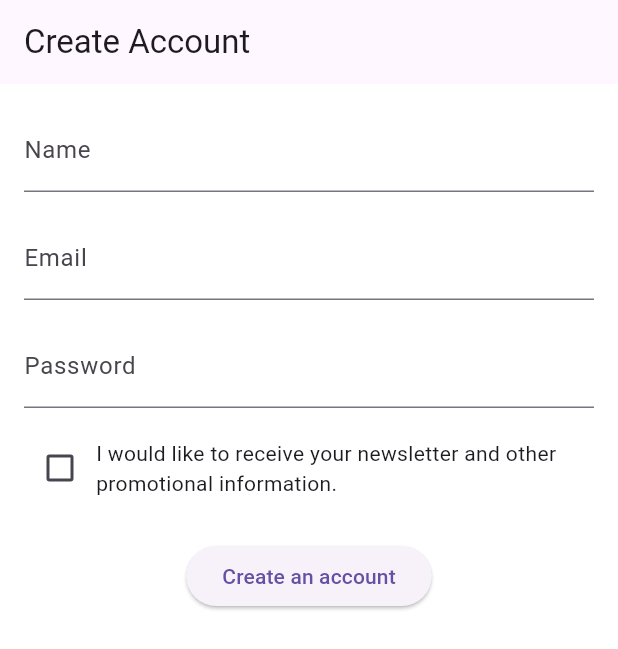
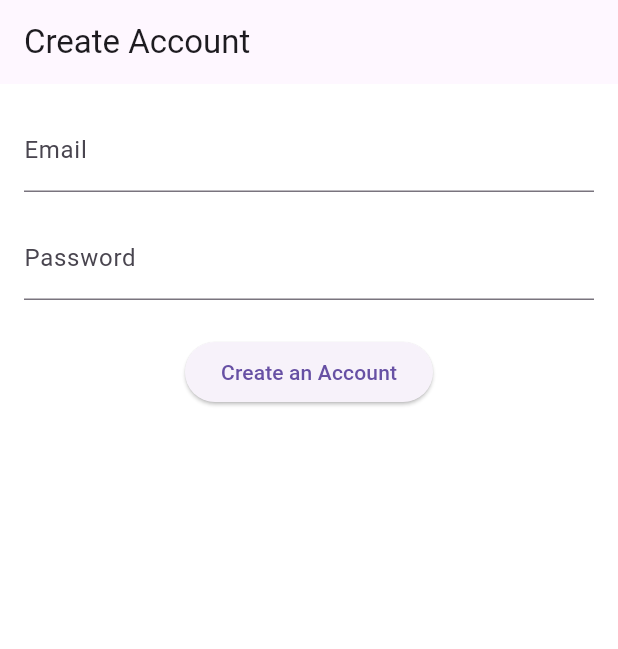
Before and after one commit to emnakhlif/safe_ride, a Flutter app: the screen it shows after launch, on a phone screen of 412 x 824 dp. Shown: the top 649 px of the screen. Run offline on Flutter 3.47's test engine with Material 3 defaults, Android fonts, the phone set to English and light mode, and no system bars; our stand-ins replace firebase_auth, firebase_core, firebase_database; accounts and stored records are empty.

Commit message:
Update create_account_screen.dart

```diff
--- a/lib/screens/create_account_screen.dart
+++ b/lib/screens/create_account_screen.dart
@@ -1,7 +1,7 @@
 import 'package:firebase_auth/firebase_auth.dart';
 import 'package:firebase_database/firebase_database.dart';
 import 'package:flutter/material.dart';
-import 'personal_informations_screen.dart'; // Your next screen
+import 'personal_informations_screen.dart';
 
 class CreateAccountScreen extends StatefulWidget {
   @override
@@ -9,109 +9,56 @@ class CreateAccountScreen extends StatefulWidget {
 }
 
 class _CreateAccountScreenState extends State<CreateAccountScreen> {
-  final _formKey = GlobalKey<FormState>();
-  String _name = '';
-  String _email = '';
-  String _password = '';
-  bool _newsletter = false;
+  final _emailController = TextEditingController();
+  final _passwordController = TextEditingController();
 
-  // Firebase instances for Auth and Database
+  // Firebase Authentication
   final FirebaseAuth _auth = FirebaseAuth.instance;
-  final DatabaseReference _dbRef = FirebaseDatabase.instance.ref('users');
 
-  // Handle account creation and data saving
   Future<void> _createAccount() async {
-    if (_formKey.currentState!.validate()) {
     try {
-        // Create user using Firebase Authentication
+      // Create user with Firebase Authentication
       UserCredential userCredential = await _auth.createUserWithEmailAndPassword(
-          email: _email,
-          password: _password,
+        email: _emailController.text,
+        password: _passwordController.text,
       );
 
-        // Store additional user information in Firebase Realtime Database
-        await _dbRef.child(userCredential.user!.uid).set({
-          'name': _name,
-          'email': _email,
-          'newsletter': _newsletter,
-        });
-
-        // Navigate to the Personal Information screen after account creation
-        Navigator.push(
+      // Navigate to Personal Informations Screen after creating the account
+      Navigator.pushReplacement(
         context,
-          MaterialPageRoute(builder: (context) => PersonalInformationsScreen()),
+        MaterialPageRoute(builder: (context) => PersonalInformationsScreen(user: userCredential.user!)),
       );
     } catch (e) {
       ScaffoldMessenger.of(context).showSnackBar(
-          SnackBar(content: Text('Error: ${e.toString()}')),
+        SnackBar(content: Text('Failed to create account: ${e.toString()}')),
       );
-      }
     }
   }
 
   @override
   Widget build(BuildContext context) {
     return Scaffold(
-      appBar: AppBar(title: const Text("Create Account")),
+      appBar: AppBar(title: const Text('Create Account')),
       body: Padding(
         padding: const EdgeInsets.all(16.0),
-        child: Form(
-          key: _formKey,
         child: Column(
           children: [
             TextFormField(
-                decoration: const InputDecoration(labelText: 'Name'),
-                onSaved: (value) => _name = value!,
-                validator: (value) => value!.isEmpty ? 'Please enter your name' : null,
+              controller: _emailController,
+              decoration: const InputDecoration(labelText: 'Email'),
             ),
             const SizedBox(height: 16.0),
             TextFormField(
-                decoration: const InputDecoration(labelText: 'Email'),
-                keyboardType: TextInputType.emailAddress,
-                onSaved: (value) => _email = value!,
-                validator: (value) {
-                  if (value!.isEmpty) {
-                    return 'Please enter an email';
-                  }
-                  if (!RegExp(r'^[a-zA-Z0-9._%+-]+@[a-zA-Z0-9.-]+\.[a-zA-Z]{2,}$').hasMatch(value)) {
-                    return 'Please enter a valid email';
-                  }
-                  return null;
-                },
-              ),
-              const SizedBox(height: 16.0),
-              TextFormField(
+              controller: _passwordController,
               decoration: const InputDecoration(labelText: 'Password'),
               obscureText: true,
-                onSaved: (value) => _password = value!,
-                validator: (value) => value!.isEmpty ? 'Please enter a password' : null,
             ),
-              const SizedBox(height: 16.0),
-              // Newsletter Checkbox
-              Row(
-                children: [
-                  Checkbox(
-                    value: _newsletter,
-                    onChanged: (bool? value) {
-                      setState(() {
-                        _newsletter = value!;
-                      });
-                    },
-                  ),
-                  const Expanded(
-                    child: Text(
-                        'I would like to receive your newsletter and other promotional information.'),
+            const SizedBox(height: 24.0),
+            ElevatedButton(
+              onPressed: _createAccount,
+              child: const Text('Create an Account'),
             ),
           ],
-              ),
-              const SizedBox(height: 24.0),
-              // Create Account Button
-              ElevatedButton(
-                onPressed: _createAccount,
-                child: const Text('Create an account'),
-              ),
-            ],
-          ),
         ),
       ),
     );
```
Lines whose indentation alone changed are shown as unchanged.
